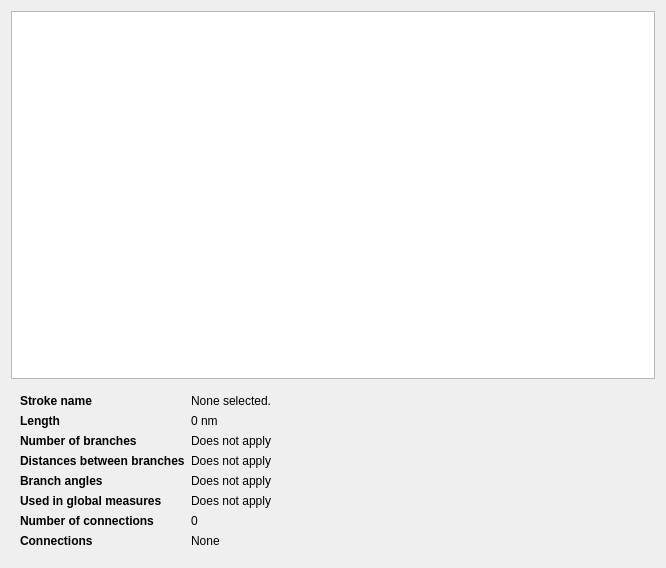
FelixdelasPozas/EspINA, file App/Dialogs/SkeletonInspector/SkeletonInspector.ui: the form before one commit.
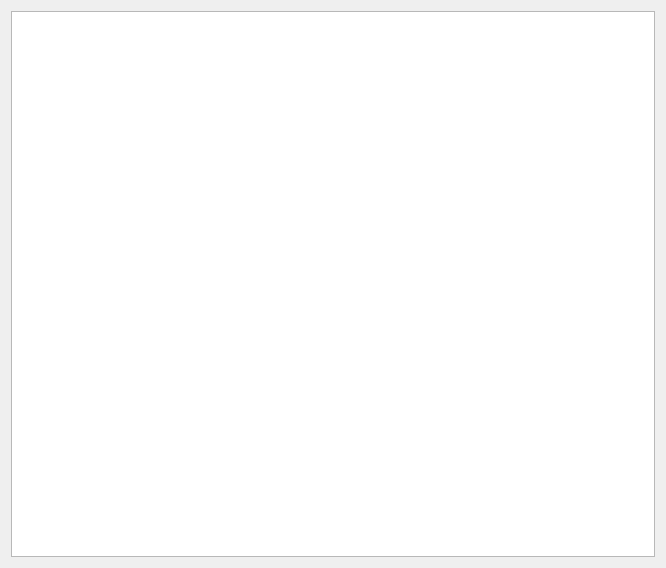
The form after the commit. Icons and pictures are not drawn. Custom widgets are drawn as their Qt base class.

Commit message: Removed data panel from inspector.

Diff of the .ui file:
```diff
--- a/App/Dialogs/SkeletonInspector/SkeletonInspector.ui
+++ b/App/Dialogs/SkeletonInspector/SkeletonInspector.ui
@@ -17,7 +17,7 @@
    <iconset resource="../../rsc/espina.qrc">
     <normaloff>:/espina/espina.svg</normaloff>:/espina/espina.svg</iconset>
   </property>
-  <layout class="QVBoxLayout" name="verticalLayout" stretch="1,0">
+  <layout class="QVBoxLayout" name="verticalLayout" stretch="1">
    <item>
     <widget class="QSplitter" name="m_splitter">
      <property name="orientation">
@@ -46,181 +46,6 @@
      </widget>
     </widget>
    </item>
-   <item>
-    <widget class="QWidget" name="widget" native="true">
-     <layout class="QGridLayout" name="gridLayout" columnstretch="0,1" columnminimumwidth="0,0">
-      <item row="2" column="1">
-       <widget class="QLabel" name="m_branchNumber">
-        <property name="text">
-         <string>Does not apply</string>
-        </property>
-       </widget>
-      </item>
-      <item row="4" column="0">
-       <widget class="QLabel" name="label_5">
-        <property name="font">
-         <font>
-          <weight>75</weight>
-          <bold>true</bold>
-         </font>
-        </property>
-        <property name="text">
-         <string>Branch angles</string>
-        </property>
-       </widget>
-      </item>
-      <item row="0" column="0">
-       <widget class="QLabel" name="label">
-        <property name="font">
-         <font>
-          <weight>75</weight>
-          <bold>true</bold>
-         </font>
-        </property>
-        <property name="text">
-         <string>Stroke name</string>
-        </property>
-       </widget>
-      </item>
-      <item row="5" column="0">
-       <widget class="QLabel" name="label_6">
-        <property name="font">
-         <font>
-          <weight>75</weight>
-          <bold>true</bold>
-         </font>
-        </property>
-        <property name="text">
-         <string>Used in global measures</string>
-        </property>
-       </widget>
-      </item>
-      <item row="1" column="0">
-       <widget class="QLabel" name="label_2">
-        <property name="font">
-         <font>
-          <weight>75</weight>
-          <bold>true</bold>
-         </font>
-        </property>
-        <property name="text">
-         <string>Length</string>
-        </property>
-       </widget>
-      </item>
-      <item row="3" column="0">
-       <widget class="QLabel" name="label_4">
-        <property name="font">
-         <font>
-          <weight>75</weight>
-          <bold>true</bold>
-         </font>
-        </property>
-        <property name="text">
-         <string>Distances between branches</string>
-        </property>
-       </widget>
-      </item>
-      <item row="6" column="0">
-       <widget class="QLabel" name="label_7">
-        <property name="font">
-         <font>
-          <weight>75</weight>
-          <bold>true</bold>
-         </font>
-        </property>
-        <property name="text">
-         <string>Number of connections</string>
-        </property>
-       </widget>
-      </item>
-      <item row="4" column="1">
-       <widget class="QLabel" name="m_branchAngles">
-        <property name="text">
-         <string>Does not apply</string>
-        </property>
-        <property name="textInteractionFlags">
-         <set>Qt::LinksAccessibleByMouse|Qt::TextSelectableByKeyboard|Qt::TextSelectableByMouse</set>
-        </property>
-       </widget>
-      </item>
-      <item row="5" column="1">
-       <widget class="QLabel" name="m_used">
-        <property name="text">
-         <string>Does not apply</string>
-        </property>
-       </widget>
-      </item>
-      <item row="1" column="1">
-       <widget class="QLabel" name="m_length">
-        <property name="text">
-         <string>0 nm</string>
-        </property>
-       </widget>
-      </item>
-      <item row="2" column="0">
-       <widget class="QLabel" name="label_3">
-        <property name="font">
-         <font>
-          <weight>75</weight>
-          <bold>true</bold>
-         </font>
-        </property>
-        <property name="text">
-         <string>Number of branches</string>
-        </property>
-       </widget>
-      </item>
-      <item row="3" column="1">
-       <widget class="QLabel" name="m_branchDistances">
-        <property name="text">
-         <string>Does not apply</string>
-        </property>
-        <property name="textInteractionFlags">
-         <set>Qt::LinksAccessibleByMouse|Qt::TextSelectableByKeyboard|Qt::TextSelectableByMouse</set>
-        </property>
-       </widget>
-      </item>
-      <item row="6" column="1">
-       <widget class="QLabel" name="m_connectionsNumber">
-        <property name="text">
-         <string>0</string>
-        </property>
-       </widget>
-      </item>
-      <item row="0" column="1">
-       <widget class="QLabel" name="m_strokeName">
-        <property name="text">
-         <string>None selected.</string>
-        </property>
-       </widget>
-      </item>
-      <item row="7" column="0">
-       <widget class="QLabel" name="label_8">
-        <property name="font">
-         <font>
-          <weight>75</weight>
-          <bold>true</bold>
-         </font>
-        </property>
-        <property name="text">
-         <string>Connections</string>
-        </property>
-       </widget>
-      </item>
-      <item row="7" column="1">
-       <widget class="QLabel" name="m_connections">
-        <property name="text">
-         <string>None</string>
-        </property>
-        <property name="textFormat">
-         <enum>Qt::RichText</enum>
-        </property>
-       </widget>
-      </item>
-     </layout>
-    </widget>
-   </item>
   </layout>
  </widget>
  <customwidgets>
```
The commit also changes 2 other files.
